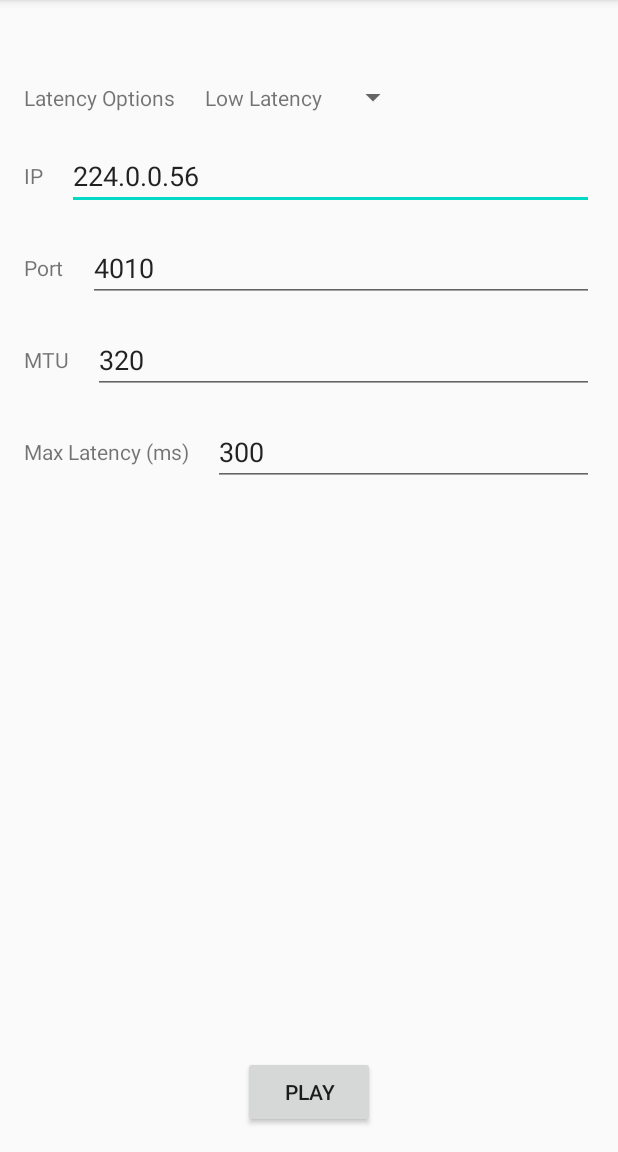
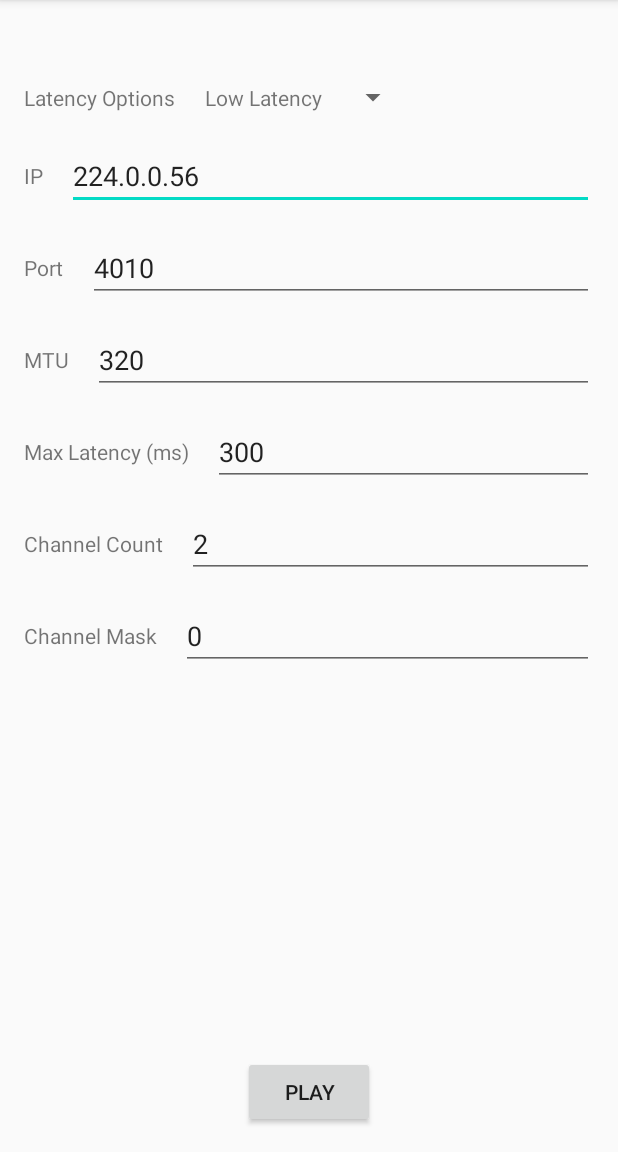
Before and after one commit to wenxin-wang/PulseDroidRtp, an Android app: the screen it shows after launch (MainActivity), on a phone screen of 412 x 824 dp, the part 84-1236 px from its top. Run offline under Robolectric (Android 15) with nearby library versions, the phone set to English and light mode, and no system bars.

Commit message:
configure channel count in ui, allow select channel

```diff
--- a/app/src/main/java/me/wenxinwang/pulsedroidrtp/MainActivity.java
+++ b/app/src/main/java/me/wenxinwang/pulsedroidrtp/MainActivity.java
@@ -43,6 +43,8 @@ public class MainActivity extends AppCompatActivity {
     private static final String SHARED_PREF_PORT = "port";
     private static final String SHARED_PREF_MTU = "mtu";
     private static final String SHARED_PREF_MAX_LATENCY = "max_latency";
+    private static final String SHARED_PREF_NUM_CHANNEL = "num_channel";
+    private static final String SHARED_PREF_MASK_CHANNEL = "mask_channel";
 
     private static final String STATE_PLAYING = "playing";
 
@@ -53,6 +55,8 @@ public class MainActivity extends AppCompatActivity {
     private EditText mPortEdit = null;
     private EditText mMtuEdit = null;
     private EditText mMaxLatencyEdit = null;
+    private EditText mNumChannelEdit = null;
+    private EditText mMaskChannelEdit = null;
     private TextView mInfo = null;
     private Button mButton = null;
 
@@ -61,6 +65,8 @@ public class MainActivity extends AppCompatActivity {
     private int mPort = 4010;
     private int mMtu = 320;
     private int mMaxLatency = 300;
+    private int mNumChannel = 2;
+    private int mMaskChannel = 0;
 
     private Boolean mPlaying = false;
     private Handler mHandler = null;
@@ -95,6 +101,8 @@ public class MainActivity extends AppCompatActivity {
         mPortEdit = (EditText) findViewById(R.id.portEdit);
         mMtuEdit = (EditText) findViewById(R.id.mtuEdit);
         mMaxLatencyEdit = (EditText) findViewById(R.id.maxLatencyEdit);
+        mNumChannelEdit = (EditText) findViewById(R.id.numChannelEdit);
+        mMaskChannelEdit = (EditText) findViewById(R.id.maskChannelEdit);
 
         setupLatencySpinner();
 
@@ -105,12 +113,16 @@ public class MainActivity extends AppCompatActivity {
         mPort = sharedPref.getInt(SHARED_PREF_PORT, mPort);
         mMtu = sharedPref.getInt(SHARED_PREF_MTU, mMtu);
         mMaxLatency = sharedPref.getInt(SHARED_PREF_MAX_LATENCY, mMaxLatency);
+        mNumChannel = sharedPref.getInt(SHARED_PREF_NUM_CHANNEL, mNumChannel);
+        mMaskChannel = sharedPref.getInt(SHARED_PREF_MASK_CHANNEL, mMaskChannel);
 
         mLatencySpinner.setSelection(mLatencyOption);
         mIpEdit.setText(mIp);
         mPortEdit.setText(String.valueOf(mPort));
         mMtuEdit.setText(String.valueOf(mMtu));
         mMaxLatencyEdit.setText(String.valueOf(mMaxLatency));
+        mNumChannelEdit.setText(String.valueOf(mNumChannel));
+        mMaskChannelEdit.setText(String.valueOf(mMaskChannel));
 
         mPlaying = false;
         if (savedInstanceState != null) {
@@ -199,8 +211,24 @@ public class MainActivity extends AppCompatActivity {
             setInfoMsg("Could not parse max latency " + nfe);
             return false;
         }
+        try {
+            int numChannel = Integer.parseInt(mNumChannelEdit.getText().toString());
+            if (numChannel > 0) {
+                mNumChannel = numChannel;
+            }
+        } catch (NumberFormatException nfe) {
+            setInfoMsg("Could not parse num channel " + nfe);
+            return false;
+        }
+        try {
+            mMaskChannel = Integer.parseInt(mMaskChannelEdit.getText().toString());
+        } catch (NumberFormatException nfe) {
+            setInfoMsg("Could not parse mask channel " + nfe);
+            return false;
+        }
 
-        boolean success = PulseRtpAudioEngine.create(this, mLatencyOption, mIp, mPort, mMtu, mMaxLatency);
+        boolean success = PulseRtpAudioEngine.create(
+            this, mLatencyOption, mIp, mPort, mMtu, mMaxLatency, mNumChannel, mMaskChannel);
         if (!success) {
             setInfoMsg("Could not create PulseRtpAudioEngine");
             return false;
--- a/app/src/main/res/layout/activity_main.xml
+++ b/app/src/main/res/layout/activity_main.xml
@@ -144,6 +144,58 @@
             android:layout_gravity="center_vertical"/>
     </LinearLayout>
 
+    <LinearLayout
+        android:id="@+id/numChannelContainer"
+        android:layout_width="fill_parent"
+        android:layout_height="wrap_content"
+        android:layout_marginTop="@dimen/activity_vertical_margin"
+        android:layout_marginRight="@dimen/activity_horizontal_margin"
+        android:layout_marginLeft="@dimen/activity_horizontal_margin"
+        android:orientation="horizontal"
+        app:layout_constraintLeft_toLeftOf="parent"
+        app:layout_constraintTop_toBottomOf="@+id/maxLatencyContainer">
+        <TextView
+            android:layout_width="wrap_content"
+            android:layout_height="wrap_content"
+            android:text="@string/numChannel"
+            android:id="@+id/numChannelTitleText"
+            android:layout_gravity="center_vertical"
+            />
+        <EditText
+            android:id="@+id/numChannelEdit"
+            android:inputType="numberDecimal"
+            android:layout_width="fill_parent"
+            android:layout_height="wrap_content"
+            android:layout_marginStart="@dimen/activity_horizontal_margin"
+            android:layout_gravity="center_vertical"/>
+    </LinearLayout>
+
+    <LinearLayout
+        android:id="@+id/maskChannelContainer"
+        android:layout_width="fill_parent"
+        android:layout_height="wrap_content"
+        android:layout_marginTop="@dimen/activity_vertical_margin"
+        android:layout_marginRight="@dimen/activity_horizontal_margin"
+        android:layout_marginLeft="@dimen/activity_horizontal_margin"
+        android:orientation="horizontal"
+        app:layout_constraintLeft_toLeftOf="parent"
+        app:layout_constraintTop_toBottomOf="@+id/numChannelContainer">
+        <TextView
+            android:layout_width="wrap_content"
+            android:layout_height="wrap_content"
+            android:text="@string/maskChannel"
+            android:id="@+id/maskChannelTitleText"
+            android:layout_gravity="center_vertical"
+            />
+        <EditText
+            android:id="@+id/maskChannelEdit"
+            android:inputType="numberDecimal"
+            android:layout_width="fill_parent"
+            android:layout_height="wrap_content"
+            android:layout_marginStart="@dimen/activity_horizontal_margin"
+            android:layout_gravity="center_vertical"/>
+    </LinearLayout>
+
     <TextView
         android:id="@+id/info"
         android:layout_width="match_parent"
--- a/app/src/main/res/values/strings.xml
+++ b/app/src/main/res/values/strings.xml
@@ -6,6 +6,8 @@
     <string name="port">Port</string>
     <string name="mtu">MTU</string>
     <string name="maxLatency">Max Latency (ms)</string>
+    <string name="numChannel">Channel Count</string>
+    <string name="maskChannel">Channel Mask</string>
 
     <string name="play">Play</string>
     <string name="stop">Stop</string>
```
Also changed, not shown: app/src/main/java/me/wenxinwang/pulsedroidrtp/PulseRtpAudioEngine.java (+5 -4 lines), 3 other files.
